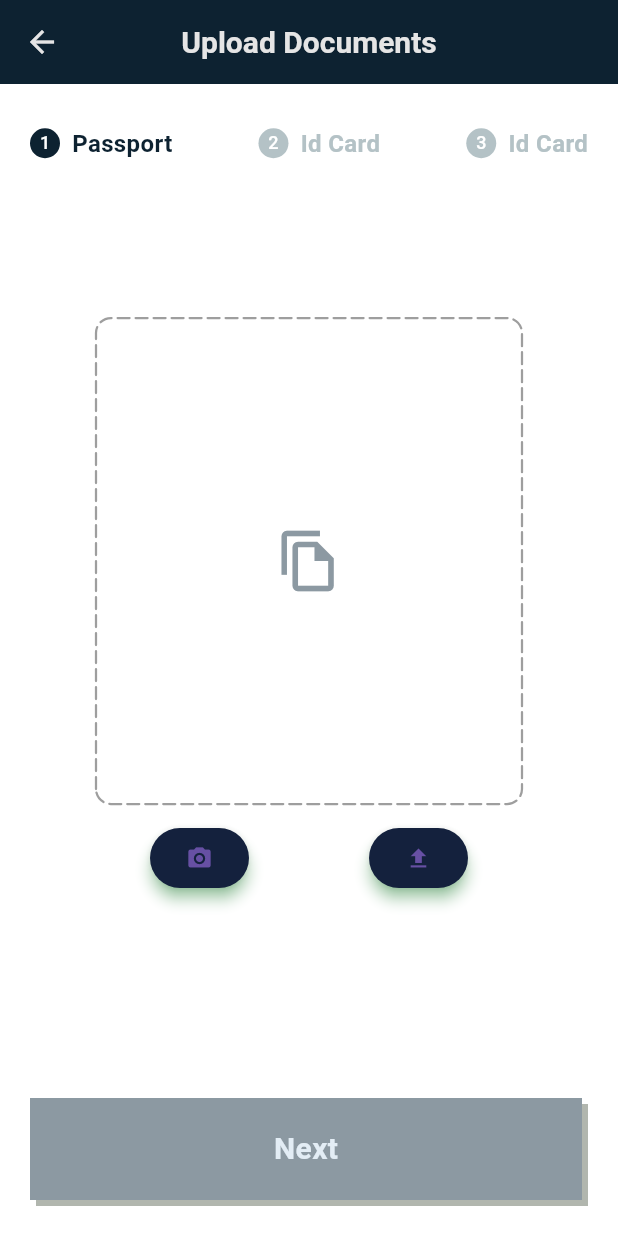
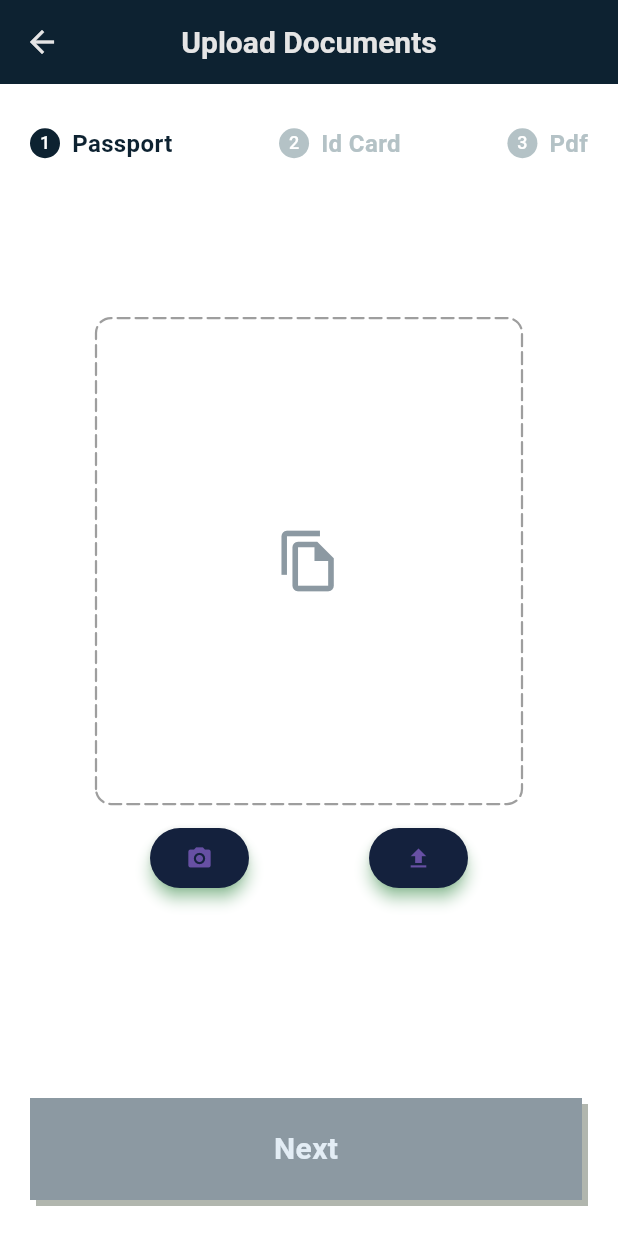
Before and after one commit to riyan-dcosta/ai_application_dct, a Flutter app: the DocUploadPage screen opened by its route, on a phone screen of 412 x 824 dp. Run offline on Flutter 3.47's test engine with Material 2 defaults, Android fonts, the phone set to English and light mode, and no system bars; drawn by our look-alikes of dotted_border; our stand-ins replace camera, file_picker, flutter_riverpod, freezed_annotation, go_router, hive and 2 more; missing offline and left inert: camerawesome, circular_progress_bar_with_lines, flutter_pdfview, google_mlkit_face_detection, pigeon; accounts and stored records are empty; generated files the repository leaves out were written again.

Commit message:
merge conflict resolution

```diff
--- a/lib/features/ocr/presentation/pages/doc_upload_page.dart
+++ b/lib/features/ocr/presentation/pages/doc_upload_page.dart
@@ -50,7 +50,7 @@ class DocUploadPage extends ConsumerWidget {
                       listenTo: idCardUploadStatusProvider,
                     ),
                     UploadProgressBar(
-                      stepName: AppLocalizations.of(context)!.idCard,
+                      stepName: AppLocalizations.of(context)!.pdf,
                       stepNum: 3,
                       listenTo: pdfUploadStatusProvider,
                     ),
--- a/lib/features/settings/presentation/pages/settings_page.dart
+++ b/lib/features/settings/presentation/pages/settings_page.dart
@@ -1,4 +1,3 @@
-import 'package:ai_application_dct/core/constants/colors.dart';
 import 'package:ai_application_dct/features/settings/presentation/pod/settings_pod.dart';
 import 'package:flutter/material.dart';
 import 'package:flutter_riverpod/flutter_riverpod.dart';
@@ -24,8 +23,8 @@ class SettingsPage extends ConsumerWidget {
                 final themeProviderObj = ref.read(appThemeProvider.notifier);
                 final isDarkTheme = ref.watch(isDarkThemeSetProvider);
                 return SwitchListTile(
-                    title:
-                    Text("${isDarkTheme ? 'Disable' : 'Enable'} Dark Theme"),
+                    title: Text(
+                        "${isDarkTheme ? 'Disable' : 'Enable'} Dark Theme"),
                     value: isDarkTheme,
                     onChanged: (bool value) {
                       themeProviderObj.setTheme(toDark: value);
--- a/lib/main.dart
+++ b/lib/main.dart
@@ -7,13 +7,13 @@ import 'package:path_provider/path_provider.dart' as path_provider;
 import 'package:hive/hive.dart';
 import 'core/config/theme/theme.dart';
 import 'core/constants/strings.dart';
+// import 'package:flutter_web_plugins/flutter_web_plugins.dart';
 
 Future<void> main() async {
   WidgetsFlutterBinding.ensureInitialized();
   final appDocDir = await path_provider.getApplicationDocumentsDirectory();
   Hive.init(appDocDir.path);
 
-// import 'package:flutter_web_plugins/flutter_web_plugins.dart';
   // setUrlStrategy(PathUrlStrategy());
   runApp(const ProviderScope(child: MainPage()));
 }
@@ -31,7 +31,6 @@ class MainPage extends ConsumerWidget {
       localizationsDelegates: AppLocalizations.localizationsDelegates,
       supportedLocales: AppLocalizations.supportedLocales,
       locale: ref.watch(l10nPodProvider).value,
-
     );
   }
 }
```
Also changed, not shown: lib/features/speech_to_text/presentation/pages/stt_locale_decider_screen.dart (+9 -8 lines), pubspec.yaml (+10 -9 lines), pubspec.lock.
